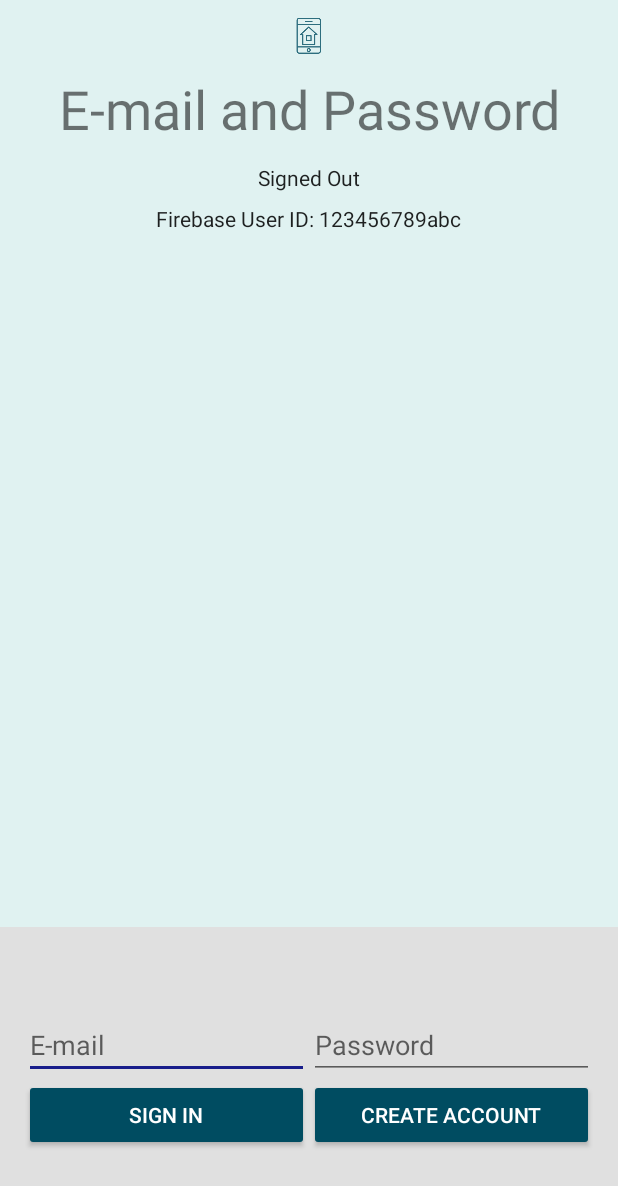
After one commit to AyurM/ArduinoControl, an Android app: the layout activity_login.xml on its own in the app's theme, with its tools: preview values and no code run, on a phone screen of 412 x 824 dp. The commit adds this screen. Shown: the top 1186 px of the screen. Run offline under Robolectric (Android 15) with nearby library versions, the phone set to English and light mode, and no system bars.

Commit message:
Firebase. Начало работы с Firebase Auth

```diff
--- /dev/null
+++ b/app/src/main/res/layout/activity_login.xml
@@ -0,0 +1,136 @@
+<?xml version="1.0" encoding="utf-8"?>
+<LinearLayout xmlns:android="http://schemas.android.com/apk/res/android"
+              xmlns:tools="http://schemas.android.com/tools"
+              android:id="@+id/main_layout"
+              android:layout_width="match_parent"
+              android:layout_height="match_parent"
+              android:background="@color/colorBackground"
+              android:orientation="vertical"
+              android:weightSum="4">
+
+    <LinearLayout
+        android:layout_width="match_parent"
+        android:layout_height="0dp"
+        android:layout_weight="3"
+        android:gravity="center_horizontal"
+        android:orientation="vertical">
+
+        <ImageView
+            android:id="@+id/icon"
+            style="@style/ThemeOverlay.FirebaseIcon"
+            android:layout_width="wrap_content"
+            android:layout_height="wrap_content"
+            android:contentDescription="@string/login_logo_description"
+            android:src="@drawable/ic_smartphone" />
+
+        <TextView
+            android:id="@+id/title_text"
+            android:layout_width="wrap_content"
+            android:layout_height="wrap_content"
+            android:layout_marginBottom="8dp"
+            android:text="@string/login_title_text"
+            android:theme="@style/ThemeOverlay.MyTitleText" />
+
+        <TextView
+            android:id="@+id/status"
+            style="@style/ThemeOverlay.MyTextDetail"
+            android:text="@string/login_signed_out" />
+
+        <TextView
+            android:id="@+id/detail"
+            style="@style/ThemeOverlay.MyTextDetail"
+            tools:text="Firebase User ID: 123456789abc" />
+
+    </LinearLayout>
+
+
+    <RelativeLayout
+        android:layout_width="fill_parent"
+        android:layout_height="0dp"
+        android:layout_weight="1"
+        android:background="@color/grey_300"
+        android:gravity="center_vertical">
+
+        <LinearLayout
+            android:id="@+id/email_password_fields"
+            android:layout_width="fill_parent"
+            android:layout_height="wrap_content"
+            android:orientation="horizontal"
+            android:paddingLeft="16dp"
+            android:paddingRight="16dp">
+
+            <EditText
+                android:id="@+id/field_email"
+                android:layout_width="0dp"
+                android:layout_height="wrap_content"
+                android:layout_weight="1"
+                android:hint="@string/login_hint_email"
+                android:inputType="textEmailAddress" />
+
+            <EditText
+                android:id="@+id/field_password"
+                android:layout_width="0dp"
+                android:layout_height="wrap_content"
+                android:layout_weight="1"
+                android:hint="@string/login_hint_password"
+                android:inputType="textPassword" />
+        </LinearLayout>
+
+        <LinearLayout
+            android:id="@+id/email_password_buttons"
+            android:layout_width="fill_parent"
+            android:layout_height="wrap_content"
+            android:layout_below="@+id/email_password_fields"
+            android:orientation="horizontal"
+            android:paddingLeft="16dp"
+            android:paddingRight="16dp">
+
+            <Button
+                android:id="@+id/email_sign_in_button"
+                android:layout_width="0dp"
+                android:layout_height="wrap_content"
+                android:layout_weight="1"
+                android:text="@string/login_sign_in"
+                android:theme="@style/ThemeOverlay.MyDarkButton" />
+
+            <Button
+                android:id="@+id/email_create_account_button"
+                android:layout_width="0dp"
+                android:layout_height="wrap_content"
+                android:layout_weight="1"
+                android:text="@string/login_create_account"
+                android:theme="@style/ThemeOverlay.MyDarkButton" />
+        </LinearLayout>
+
+        <LinearLayout
+            android:id="@+id/signed_in_buttons"
+            android:layout_width="fill_parent"
+            android:layout_height="wrap_content"
+            android:layout_centerInParent="true"
+            android:orientation="horizontal"
+            android:paddingLeft="16dp"
+            android:paddingRight="16dp"
+            android:visibility="gone"
+            android:weightSum="2.0">
+
+            <Button
+                android:id="@+id/sign_out_button"
+                android:layout_width="0dp"
+                android:layout_height="wrap_content"
+                android:layout_weight="1.0"
+                android:text="@string/login_sign_out"
+                android:theme="@style/ThemeOverlay.MyDarkButton" />
+
+            <Button
+                android:id="@+id/verify_email_button"
+                android:layout_width="0dp"
+                android:layout_height="wrap_content"
+                android:layout_weight="1.0"
+                android:text="@string/login_verify_email"
+                android:theme="@style/ThemeOverlay.MyDarkButton" />
+
+        </LinearLayout>
+
+    </RelativeLayout>
+
+</LinearLayout>
--- a/app/src/main/res/menu/menu_nav_drawer.xml
+++ b/app/src/main/res/menu/menu_nav_drawer.xml
@@ -11,5 +11,10 @@
             android:icon="@drawable/ic_about"
             android:title="@string/ui_menu_about_text"
             />
+        <item
+            android:id="@+id/menu_logout"
+            android:icon="@drawable/ic_logout"
+            android:title="@string/ui_menu_logout_text"
+            />
     </group>
 </menu>
--- a/app/src/main/res/values/colors.xml
+++ b/app/src/main/res/values/colors.xml
@@ -8,4 +8,6 @@
 
     <color name="colorDrawerText">#DE000000</color>
     <color name="colorDrawerIcon">#99000000</color>
+
+    <color name="grey_300">#E0E0E0</color>
 </resources>
--- a/app/src/main/res/values/strings.xml
+++ b/app/src/main/res/values/strings.xml
@@ -1,5 +1,21 @@
 <resources>
-    <string name="app_name">Arduino Control</string>
+    <string name="app_name">FarHome</string>
+
+    <!--Firebase Authentication-->
+    <string name="login_logo_description" translatable="false">Firebase logo and name</string>
+    <string name="login_title_text">E-mail and Password</string>
+    <string name="login_signed_in">Signed In</string>
+    <string name="login_signed_out">Signed Out</string>
+    <string name="login_hint_email" translatable="false">E-mail</string>
+    <string name="login_hint_password">Password</string>
+    <string name="login_sign_in">Sign In</string>
+    <string name="login_sign_out">Sign Out</string>
+    <string name="login_create_account">Create Account</string>
+    <string name="login_verify_email">Verify E-mail</string>
+    <string name="login_loading">Loading…</string>
+    <string name="login_auth_failed">Authentication failed</string>
+    <string name="login_email_password_status_fmt" translatable="false">Email User: %1$s (verified: %2$b)</string>
+    <string name="login_firebase_status_fmt" translatable="false">Firebase User: %s</string>
 
     <!--UI text-->
     <string name="ui_version_text">Arduino Control v0.2-beta</string>
@@ -22,6 +38,7 @@
     <string name="ui_menu_device_status_text">Device status</string>
     <string name="ui_menu_settings_text">Settings</string>
     <string name="ui_menu_about_text">About</string>
+    <string name="ui_menu_logout_text">Log out</string>
 
     <string name="ui_pref_phone_number_title">GSM-device phone number</string>
     <string name="ui_pref_phone_number_default_value">Enter your phone number</string>
--- a/app/src/main/res/values/styles.xml
+++ b/app/src/main/res/values/styles.xml
@@ -40,4 +40,32 @@
         <item name="android:theme">@style/ThemeOverlay.AppCompat.Dark.ActionBar</item>
     </style>
 
+    <style name="ThemeOverlay.MyTextDetail" parent="AppTheme">
+        <item name="android:layout_width">wrap_content</item>
+        <item name="android:layout_height">wrap_content</item>
+        <item name="android:fadeScrollbars">true</item>
+        <item name="android:gravity">center</item>
+        <item name="android:maxLines">5</item>
+        <item name="android:padding">4dp</item>
+        <item name="android:scrollbars">vertical</item>
+        <item name="android:textSize">14sp</item>
+    </style>
+
+    <style name="ThemeOverlay.MyTitleText" parent="AppTheme">
+        <item name="android:gravity">center</item>
+        <item name="android:textSize">36sp</item>
+    </style>
+
+    <style name="ThemeOverlay.MyDarkButton" parent="ThemeOverlay.AppCompat.Dark">
+        <item name="colorButtonNormal">@color/colorPrimaryDark</item>
+        <item name="android:layout_marginRight">4dp</item>
+        <item name="android:layout_marginLeft">4dp</item>
+        <item name="android:textColor">@android:color/white</item>
+    </style>
+
+    <style name="ThemeOverlay.FirebaseIcon" parent="AppTheme">
+        <item name="android:layout_marginTop">8dp</item>
+        <item name="android:layout_marginBottom">8dp</item>
+    </style>
+
 </resources>
--- a/build.gradle
+++ b/build.gradle
@@ -10,13 +10,14 @@
 
         // NOTE: Do not place your application dependencies here; they belong
         // in the individual module build.gradle files
+        classpath 'com.google.gms:google-services:3.2.0'
     }
 }
 
 allprojects {
     repositories {
+        google()
         jcenter()
-        google()
     }
 }
 
```
Also changed, not shown: app/build.gradle (+26 -10 lines), app/src/main/AndroidManifest.xml (+10 -2 lines), app/src/main/java/ru/ayurmar/arduinocontrol/BaseActivity.java (added, +34 -0 lines), app/src/main/java/ru/ayurmar/arduinocontrol/LoginActivity.java (added, +245 -0 lines), app/src/main/res/layout/activity_auth.xml (added, +59 -0 lines), app/src/main/res/drawable-hdpi/ic_logout.png (added), app/src/main/res/drawable-mdpi/ic_logout.png (added), app/src/main/res/drawable-xhdpi/ic_logout.png (added), app/src/main/res/drawable-xxhdpi/ic_logout.png (added), 1 other file.
